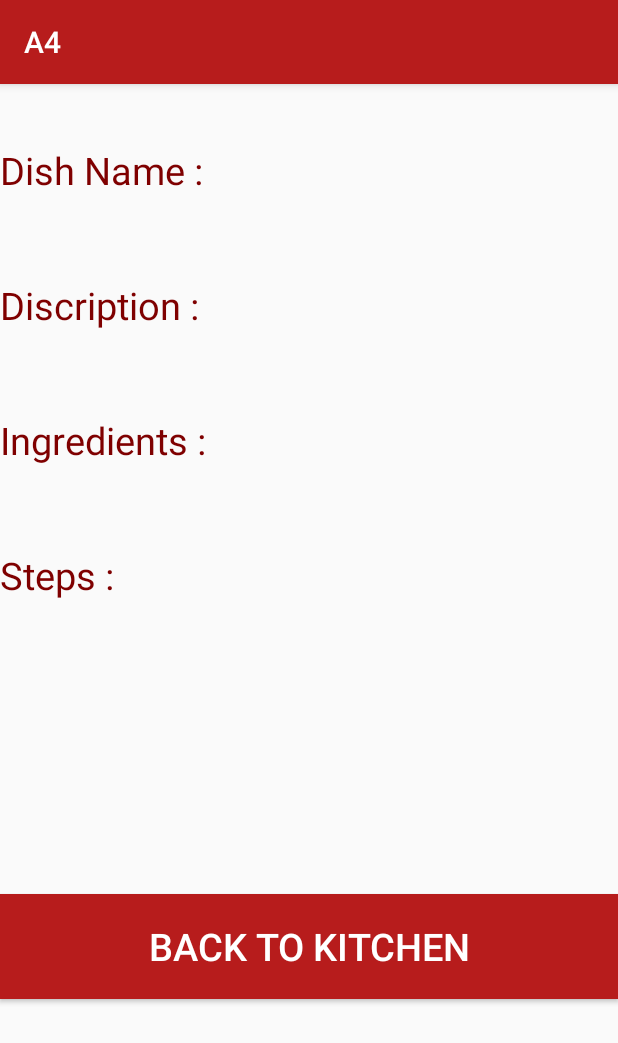
After one commit to patelmalav/Khana-Khazana, an Android app: the view_recipe screen opened directly, with no data from a screen before it, on a phone screen of 412 x 824 dp. The commit adds this screen. Shown: the top 1043 px of the screen. Run offline under Robolectric (Android 15) with nearby library versions, the phone set to English and light mode, and no system bars; our stand-ins replace Firebase (no records; nobody signed in at launch, a user with empty details on screens opened directly).

Commit message:
Recipe view fuctionality added

```diff
--- a/app/src/main/AndroidManifest.xml
+++ b/app/src/main/AndroidManifest.xml
@@ -20,6 +20,7 @@
 
         <activity android:name=".add_recipe"/>
         <activity android:name=".homepage"/>
+        <activity android:name=".view_recipe"></activity>
     </application>
 
 </manifest>
--- a/app/src/main/java/due2do/mobile/com/a4/Adapter.java
+++ b/app/src/main/java/due2do/mobile/com/a4/Adapter.java
@@ -42,6 +42,7 @@ public class Adapter extends RecyclerView.Adapter<Adapter.Item> {
 
         holder.d_name.setText(data.getName());
         holder.d_discription.setText(data.getDiscription());
+      //  holder.rb.setRating(data.getRb());
     }
 
     @Override
@@ -51,13 +52,17 @@ public class Adapter extends RecyclerView.Adapter<Adapter.Item> {
 
     public class Item extends RecyclerView.ViewHolder{
         TextView d_name, d_discription;
-        ImageButton delete, edit;
+        ImageButton delete, edit, view;
+        //RatingBar rb;
         public Item(final View itemView) {
             super(itemView);
             d_name =  itemView.findViewById(R.id.dish_name);
             d_discription = itemView.findViewById(R.id.discription);
             delete = itemView.findViewById(R.id.delete_btn);
             edit = itemView.findViewById(R.id.edit_btn);
+            view = itemView.findViewById(R.id.view_btn);
+          //  rb = (RatingBar) itemView.findViewById(R.id.rating);
+
 
 
             delete.setOnClickListener(new View.OnClickListener() {
@@ -83,6 +88,18 @@ public class Adapter extends RecyclerView.Adapter<Adapter.Item> {
                     context.startActivity(EditActivity);
                 }
             });
+
+            view.setOnClickListener(new View.OnClickListener() {
+                @Override
+                public void onClick(View v) {
+                    details details = items.get(getAdapterPosition());
+                    Context context = v.getContext();
+                    Intent ViewActivity = new Intent(context,view_recipe.class);
+                    ViewActivity.putExtra("View_Data",items.get(getAdapterPosition()));
+                    context.startActivity(ViewActivity);
+
+                }
+            });
         }
     }
 
--- /dev/null
+++ b/app/src/main/java/due2do/mobile/com/a4/view_recipe.java
@@ -0,0 +1,55 @@
+package due2do.mobile.com.a4;
+
+import android.content.Intent;
+import android.os.Bundle;
+import android.support.annotation.Nullable;
+import android.support.v7.app.AppCompatActivity;
+import android.view.View;
+import android.widget.Button;
+import android.widget.TextView;
+
+import com.google.firebase.database.DatabaseReference;
+import com.google.firebase.database.FirebaseDatabase;
+
+/**
+ * Created by malav on 4/10/2018.
+ */
+
+public class view_recipe extends AppCompatActivity {
+
+    TextView name, discription, ingredients, steps;
+    DatabaseReference database;
+    Button back;
+    details details = new details();
+    details viewdata = new details();
+
+    @Override
+    protected void onCreate(@Nullable Bundle savedInstanceState) {
+        super.onCreate(savedInstanceState);
+        setContentView(R.layout.view_recipe);
+        database = FirebaseDatabase.getInstance().getReference();
+        name = findViewById(R.id.dish_name_view);
+        discription = findViewById(R.id.discription_view);
+        ingredients = findViewById(R.id.ingredients_view);
+        steps = findViewById(R.id.steps_view);
+        back = findViewById(R.id.back_btn);
+
+        viewdata = (details) getIntent().getSerializableExtra("View_Data");
+
+        if(viewdata != null){
+            name.setText(viewdata.getName());
+            ingredients.setText(viewdata.getIngridents());
+            discription.setText(viewdata.getDiscription());
+            steps.setText(viewdata.getSteps());
+        }
+
+        back.setOnClickListener(new View.OnClickListener() {
+            @Override
+            public void onClick(View v) {
+                startActivity(new Intent(view_recipe.this, homepage.class));
+            }
+        });
+
+
+    }
+}
--- a/app/src/main/res/layout/homepage.xml
+++ b/app/src/main/res/layout/homepage.xml
@@ -43,7 +43,8 @@
 
     <android.support.v7.widget.RecyclerView
         android:id="@+id/recipe_recycler"
-        android:scrollbars="vertical"
         android:layout_width="match_parent"
-        android:layout_height="match_parent"/>
+        android:layout_height="match_parent"
+        android:layout_weight="1"
+        android:scrollbars="vertical" />
 </LinearLayout>
--- a/app/src/main/res/layout/recycler_row.xml
+++ b/app/src/main/res/layout/recycler_row.xml
@@ -4,11 +4,19 @@
     android:layout_height="wrap_content">
          <LinearLayout
             android:layout_width="match_parent"
-            android:layout_height="110dp"
+            android:layout_height="150dp"
             android:orientation="vertical">
              <LinearLayout
                  android:layout_width="match_parent"
                  android:layout_height="50dp">
+                 <ImageButton
+                     android:id="@+id/view_btn"
+                     android:layout_width="40dp"
+                     android:layout_height="40dp"
+                     android:layout_gravity="bottom"
+                     android:background="@null"
+                     android:src="@drawable/view"
+                     />
             <TextView
                 android:id="@+id/dish_name"
                 android:layout_width="200dp"
@@ -23,7 +31,7 @@
                      android:layout_width="40dp"
                      android:layout_height="40dp"
                      android:layout_gravity="bottom"
-                     android:layout_marginLeft="120dp"
+                     android:layout_marginLeft="80dp"
                      android:background="@null"
                      android:src="@drawable/delete" />
                  <ImageButton
@@ -38,7 +46,17 @@
                 android:id="@+id/discription"
                 android:layout_width="match_parent"
                 android:layout_height="50dp"
+                android:layout_marginLeft="40dp"
                 android:text="Discription"
                 android:textColor="@color/colorPrimaryDark"/>
+
+             <!--<RatingBar-->
+                 <!--android:id="@+id/rating"-->
+                 <!--android:layout_width="wrap_content"-->
+                 <!--android:layout_height="50dp"-->
+                 <!--style="?android:attr/ratingBarStyle"-->
+                 <!--android:numStars="5"-->
+                 <!--android:stepSize="0.1"-->
+                 <!--android:isIndicator="true" />-->
         </LinearLayout>
 </LinearLayout>
--- /dev/null
+++ b/app/src/main/res/layout/view_recipe.xml
@@ -0,0 +1,120 @@
+<?xml version="1.0" encoding="utf-8"?>
+<LinearLayout xmlns:android="http://schemas.android.com/apk/res/android"
+    android:layout_width="match_parent"
+    android:layout_height="match_parent"
+    android:orientation="vertical">
+
+    <LinearLayout
+        android:layout_width="match_parent"
+        android:layout_height="50dp"
+        android:layout_marginTop="40dp">
+        <TextView
+            android:id="@+id/dish_name_label"
+            android:layout_width="wrap_content"
+            android:layout_height="40dp"
+            android:text="Dish Name :"
+            android:textSize="25dp"
+            android:textColor="@color/colorPrimaryDark"/>
+        <TextView
+            android:id="@+id/dish_name_view"
+            android:layout_width="match_parent"
+            android:layout_height="40dp"
+            android:layout_marginLeft="10dp"
+            android:layout_marginEnd="5dp"
+            android:textColor="@color/colorPrimaryDark"/>
+    </LinearLayout>
+
+    <LinearLayout
+        android:layout_width="match_parent"
+        android:layout_height="50dp"
+        android:layout_marginTop="40dp">
+        <TextView
+            android:id="@+id/discription_label"
+            android:layout_width="wrap_content"
+            android:layout_height="40dp"
+            android:text="Discription :"
+            android:textSize="25dp"
+            android:textColor="@color/colorPrimaryDark"/>
+
+        //https://stackoverflow.com/questions/4233626/allow-multi-line-in-edittext-view-in-android
+
+        <TextView
+            android:id="@+id/discription_view"
+            android:inputType="textMultiLine"
+            android:layout_marginLeft="10dp"
+            android:ellipsize="end"
+            android:lines="8"
+            android:minLines="10"
+            android:gravity="top|left"
+            android:maxLines="50"
+            android:layout_height="wrap_content"
+            android:layout_width="match_parent"
+            android:layout_marginEnd="5dp"
+            android:scrollbars="vertical"
+            android:textColor="@color/colorPrimaryDark"
+            />
+    </LinearLayout>
+
+    <LinearLayout
+        android:layout_width="match_parent"
+        android:layout_height="50dp"
+        android:layout_marginTop="40dp">
+        <TextView
+            android:id="@+id/ingredients_label"
+            android:layout_width="wrap_content"
+            android:layout_height="40dp"
+            android:text="Ingredients :"
+            android:textSize="25dp"
+            android:textColor="@color/colorPrimaryDark"/>
+        <TextView
+            android:id="@+id/ingredients_view"
+            android:inputType="textMultiLine"
+            android:layout_marginLeft="10dp"
+            android:lines="8"
+            android:minLines="10"
+            android:gravity="top|left"
+            android:maxLines="50"
+            android:layout_height="wrap_content"
+            android:layout_width="match_parent"
+            android:layout_marginEnd="5dp"
+            android:scrollbars="vertical"
+            android:textColor="@color/colorPrimaryDark"/>
+    </LinearLayout>
+
+    <LinearLayout
+        android:layout_width="match_parent"
+        android:layout_height="50dp"
+        android:layout_marginTop="40dp">
+        <TextView
+            android:id="@+id/steps_label"
+            android:layout_width="wrap_content"
+            android:layout_height="40dp"
+            android:text="Steps :"
+            android:textSize="25dp"
+            android:textColor="@color/colorPrimaryDark"/>
+        <TextView
+            android:id="@+id/steps_view"
+            android:inputType="textMultiLine"
+            android:layout_marginLeft="10dp"
+            android:lines="8"
+            android:minLines="10"
+            android:gravity="top|left"
+            android:maxLines="50"
+            android:layout_height="wrap_content"
+            android:layout_width="match_parent"
+            android:layout_marginEnd="5dp"
+            android:scrollbars="vertical"
+            android:textColor="@color/colorPrimaryDark"/>
+    </LinearLayout>
+
+    <Button
+        android:id="@+id/back_btn"
+        android:text="Back to kitchen"
+        android:textSize="25dp"
+        android:textColor="@color/colorWhite"
+        android:layout_marginTop="180dp"
+        android:layout_width="match_parent"
+        android:layout_height="70dp"
+        android:background="@color/colorPrimary"/>
+
+</LinearLayout>
```
Also changed, not shown: app/src/main/java/due2do/mobile/com/a4/StoreData.java (+13 -0 lines), app/src/main/java/due2do/mobile/com/a4/details.java (+9 -0 lines), app/src/main/res/drawable-v24/view.png (added), app/src/main/res/drawable/view.png (added).
